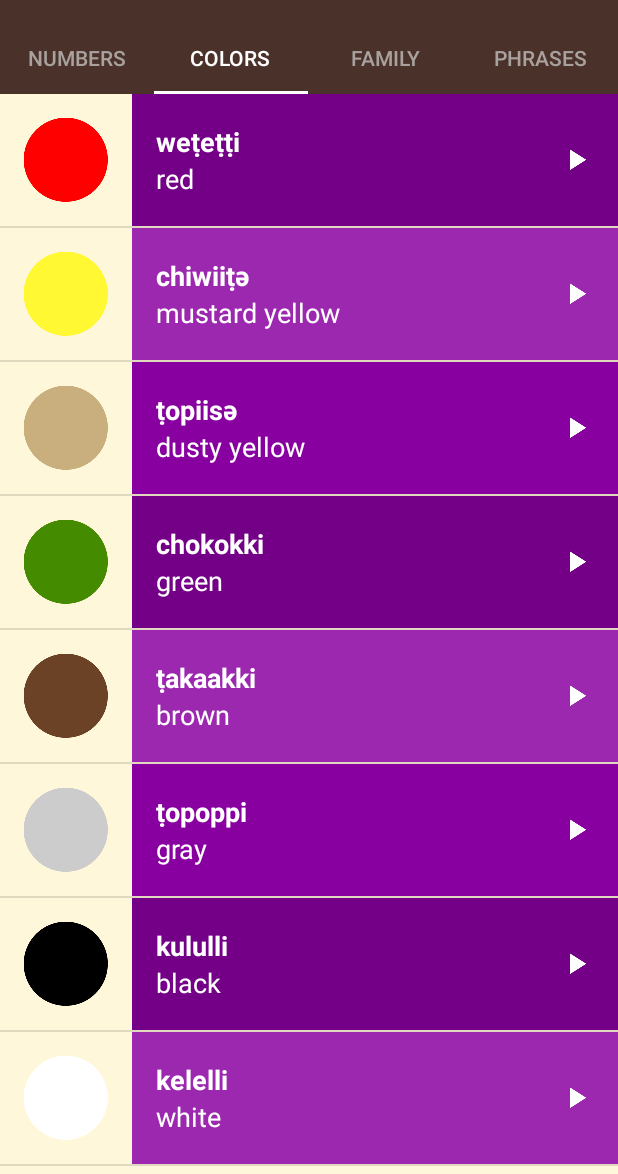
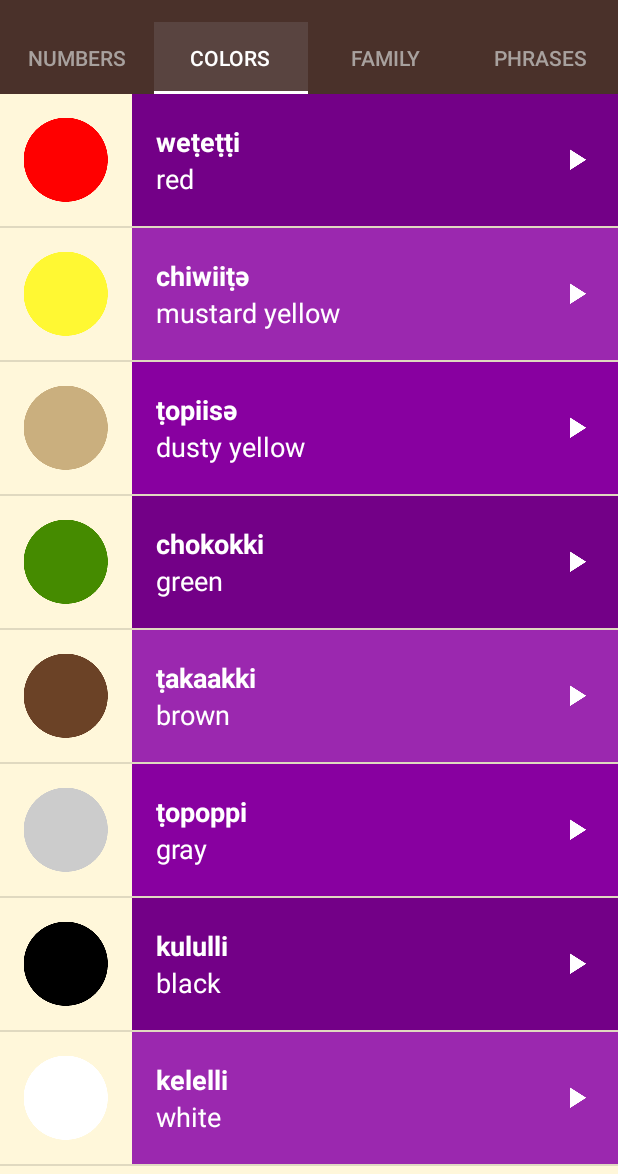
Before and after one commit to omega9999/Miwok, an Android app: the screen it shows after launch (MainActivity), tab 2 chosen, on a phone screen of 412 x 824 dp, the part 62-1236 px from its top. Run offline under Robolectric (Android 15) with nearby library versions, the phone set to English and light mode, and no system bars.

Commit message:
add selected tab background color

```diff
--- /dev/null
+++ b/app/src/main/res/drawable/tab_color_selector.xml
@@ -0,0 +1,5 @@
+<?xml version="1.0" encoding="utf-8"?>
+<selector xmlns:android="http://schemas.android.com/apk/res/android">
+    <item android:drawable="@color/primary_light_color" android:state_selected="true"/>
+    <item android:drawable="@color/primary_color"/>
+</selector>
--- a/app/src/main/res/values/colors.xml
+++ b/app/src/main/res/values/colors.xml
@@ -15,6 +15,8 @@
 
     <!-- Primary dark color of the app (shown in the status bar) -->
     <color name="primary_dark_color">#2F1D1A</color>
+
+    <color name="primary_light_color">#594440</color>
 
     <!-- Background color for app -->
     <color name="tan_background">#FFF7DA</color>
--- a/app/src/main/res/values/styles.xml
+++ b/app/src/main/res/values/styles.xml
@@ -39,7 +39,7 @@
         <item name="tabIndicatorColor">@color/text</item>
         <item name="tabSelectedTextColor">@color/text</item>
         <item name="tabTextAppearance">@style/CategoryTabTextAppearance</item>
-        <item name="tabBackground">@color/primary_color</item>
+        <item name="tabBackground">@drawable/tab_color_selector</item>
         <item name="tabGravity">fill</item>
         <item name="tabMaxWidth">0dp</item>
         <item name="android:background">@color/primary_color</item>
```
